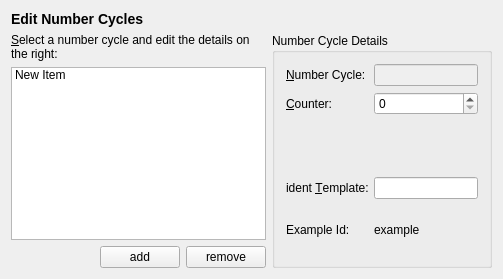
Above: src/numbercycleseditbase.ui from dragotin/kraft before the change. Below: the same form after it.
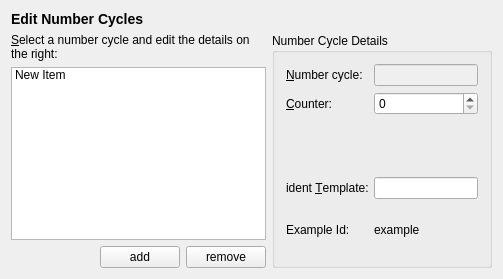
That is the form after the change.

```diff
--- a/src/numbercycleseditbase.ui
+++ b/src/numbercycleseditbase.ui
@@ -36,7 +36,7 @@
       <item row="0" column="0">
        <widget class="QLabel" name="textLabel1_2">
         <property name="text">
-         <string>&amp;Number Cycle:</string>
+         <string>&amp;Number cycle:</string>
         </property>
         <property name="wordWrap">
          <bool>false</bool>
```
